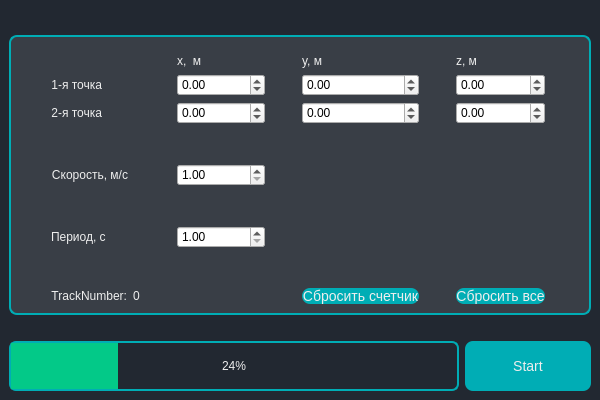
Old version of the form Imitator/src/mainWindow/mainwindow.ui in the repository DmB0l/LandingImitator.
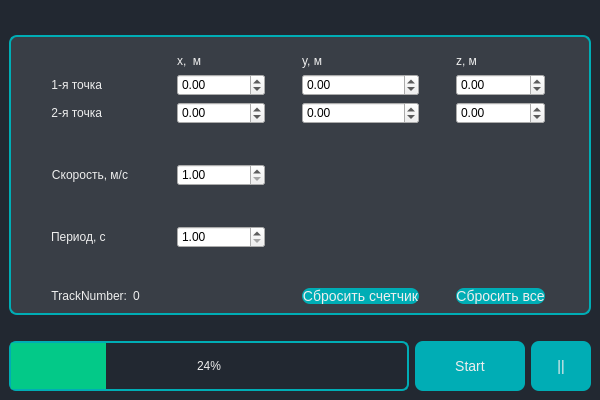
New version of the form.

```diff
--- a/Imitator/src/mainWindow/mainwindow.ui
+++ b/Imitator/src/mainWindow/mainwindow.ui
@@ -424,13 +424,13 @@
         </property>
         <property name="minimumSize">
          <size>
-          <width>450</width>
+          <width>400</width>
           <height>50</height>
          </size>
         </property>
         <property name="maximumSize">
          <size>
-          <width>450</width>
+          <width>400</width>
           <height>16777215</height>
          </size>
         </property>
@@ -443,7 +443,7 @@
        <widget class="QPushButton" name="PB_start">
         <property name="minimumSize">
          <size>
-          <width>0</width>
+          <width>110</width>
           <height>50</height>
          </size>
         </property>
@@ -452,6 +452,19 @@
         </property>
        </widget>
       </item>
+      <item>
+       <widget class="QPushButton" name="PB_stop">
+        <property name="minimumSize">
+         <size>
+          <width>0</width>
+          <height>50</height>
+         </size>
+        </property>
+        <property name="text">
+         <string>||</string>
+        </property>
+       </widget>
+      </item>
      </layout>
     </item>
    </layout>
```
